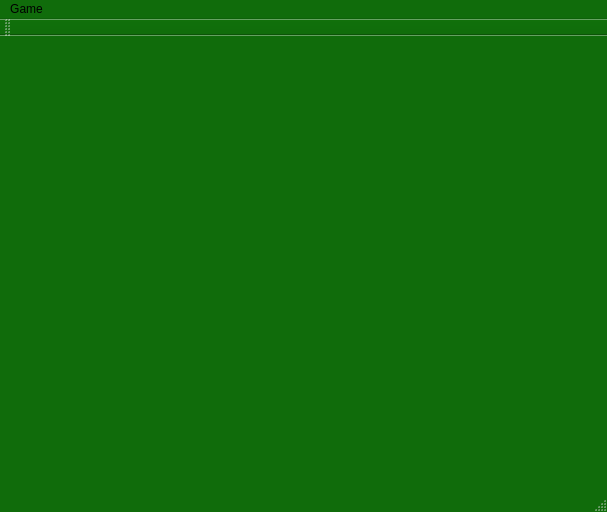
The window that gameboard.ui (SandyZhao0806/CardGame) describes before a commit, drawn with Qt 5.
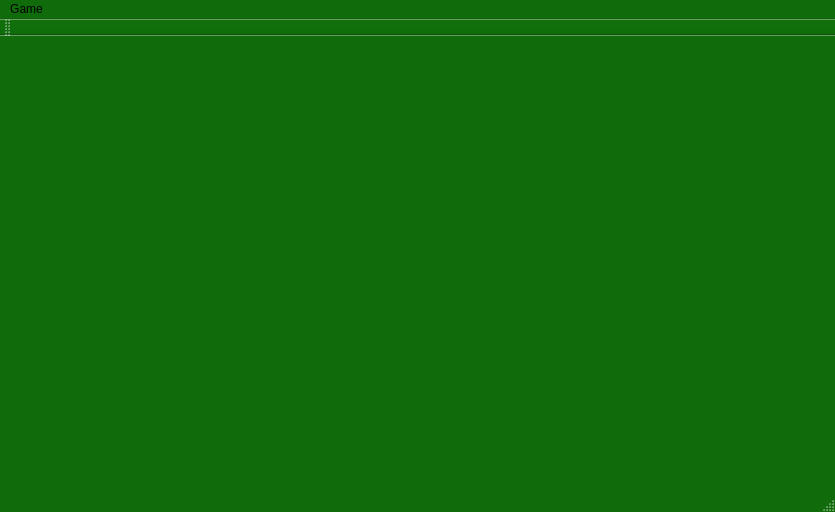
The same window after the commit.

Patch:
```diff
--- a/gameboard.ui
+++ b/gameboard.ui
@@ -6,7 +6,7 @@
    <rect>
     <x>0</x>
     <y>0</y>
-    <width>607</width>
+    <width>835</width>
     <height>512</height>
    </rect>
   </property>
@@ -83,7 +83,7 @@
     <rect>
      <x>0</x>
      <y>0</y>
-     <width>607</width>
+     <width>835</width>
      <height>22</height>
     </rect>
    </property>
```
